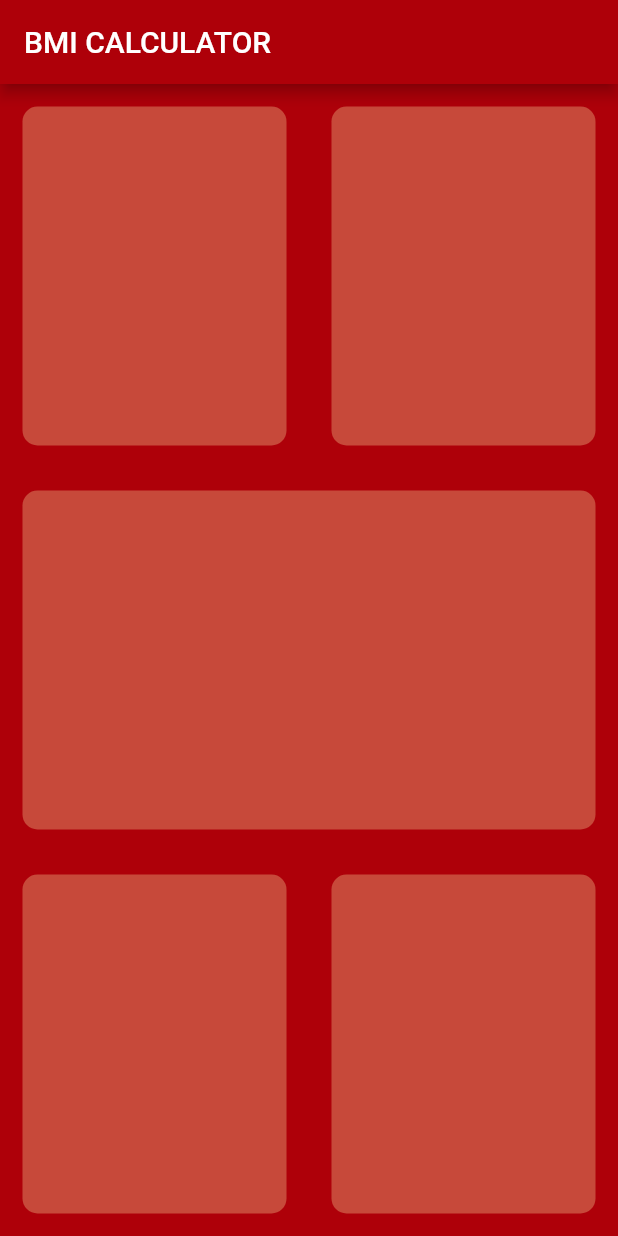
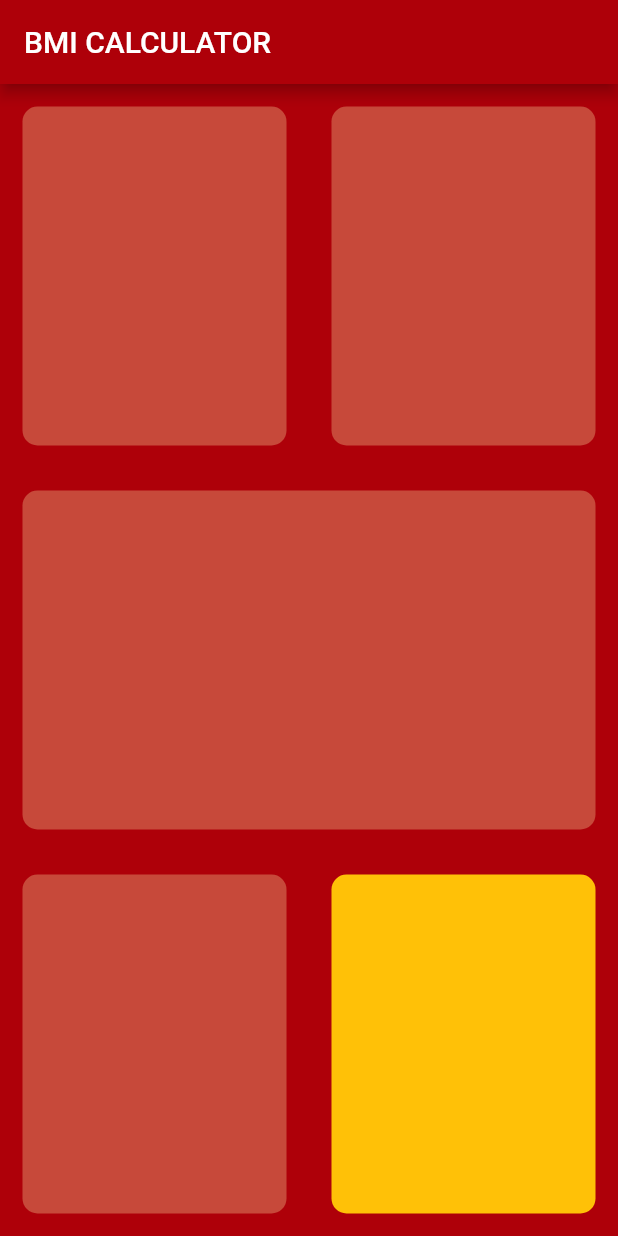
Before and after one commit to vivu001/bmi, a Flutter app: the screen it shows after launch, on a phone screen of 412 x 824 dp. Run offline on Flutter 3.47's test engine with Material 2 defaults, Android fonts, the phone set to English and light mode, and no system bars.

Commit message:
updated @require colour

```diff
--- a/lib/input_page.dart
+++ b/lib/input_page.dart
@@ -32,7 +32,9 @@ class _InputPageState extends State<InputPage> {
                 child: ReusableCard(colour: Color(0xFFC7493A)),
               ),
               Expanded(
-                child: ReusableCard(colour: Color(0xFFC7493A)),
+                child: ReusableCard(
+                  colour: Colors.amber
+                ),
               ),
             ]),
           ),
@@ -45,7 +47,7 @@ class _InputPageState extends State<InputPage> {
 class ReusableCard extends StatelessWidget {
  Color colour;
 
- ReusableCard({this.colour});
+ ReusableCard({@required this.colour});
 
   @override
   Widget build(BuildContext context) {
```
